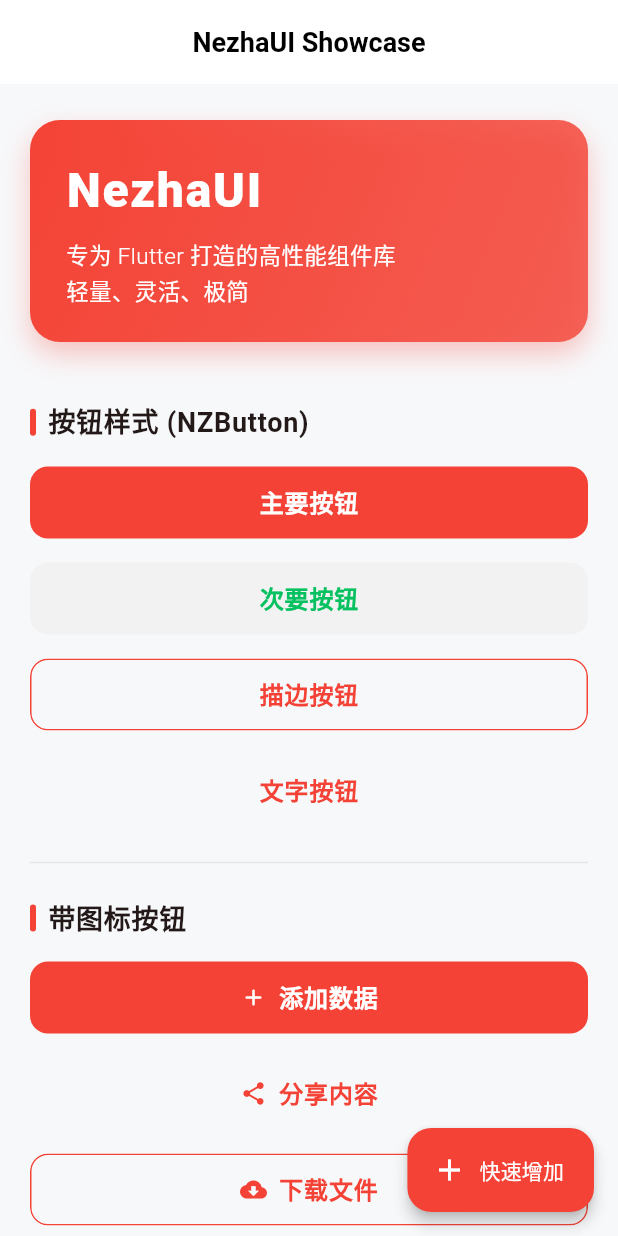
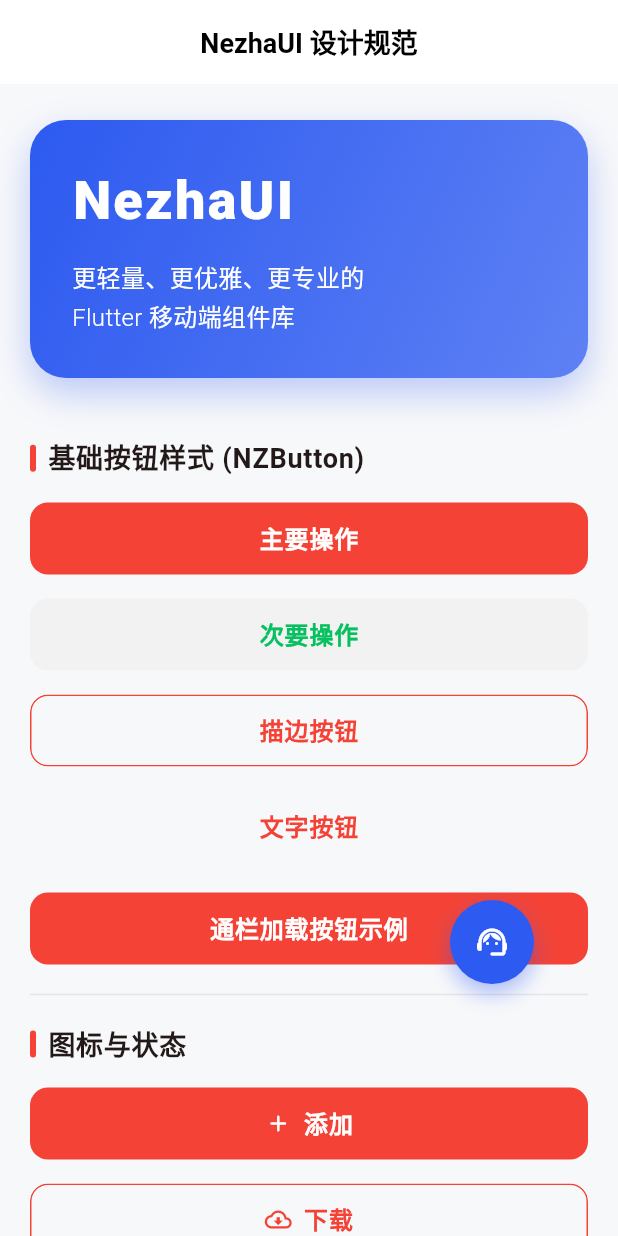
Before and after one commit to ctkqiang/nezha_ui, a Flutter app: the screen it shows after launch, on a phone screen of 412 x 824 dp. Run offline on Flutter 3.47's test engine with Material 3 defaults, Android fonts, the phone set to English and light mode, and no system bars; network calls fail.

Commit message:
feat(example): 更新应用包名并优化示例界面
- 将应用包名从 com.example.example 更改为 xin.nezha.ui
- 重构示例主页，改进视觉设计和交互体验
- 为 NZImageButton 添加水波纹效果和颜色滤镜
- 引入 ScaffoldMessenger 和全局状态管理
- 添加悬浮拖拽按钮和加载状态示例

```diff
--- a/example/lib/main.dart
+++ b/example/lib/main.dart
@@ -27,14 +27,25 @@ class HomePage extends StatefulWidget {
 }
 
 class _HomePageState extends State<HomePage> {
+  final GlobalKey<ScaffoldMessengerState> _messengerKey =
+      GlobalKey<ScaffoldMessengerState>();
   int _counter = 0;
   double _downloadProgress = 0.0;
   bool _isDownloading = false;
+  bool _isSaving = false;
 
   void _incrementCounter() {
     setState(() {
       _counter++;
     });
+  }
+
+  void _simulateSave() async {
+    setState(() => _isSaving = true);
+    await Future.delayed(const Duration(seconds: 2));
+    if (!mounted) return;
+    setState(() => _isSaving = false);
+    _incrementCounter();
   }
 
   void _simulateDownload() async {
@@ -45,7 +56,7 @@ class _HomePageState extends State<HomePage> {
     });
 
     for (int i = 0; i <= 100; i++) {
-      await Future.delayed(const Duration(milliseconds: 50));
+      await Future.delayed(const Duration(milliseconds: 30));
       if (!mounted) return;
       setState(() {
         _downloadProgress = i / 100.0;
@@ -84,45 +95,50 @@ class _HomePageState extends State<HomePage> {
         ),
         const SizedBox(height: 16),
         content,
-        const NZDivider(height: 48),
+        const NZDivider(height: 40),
       ],
     );
   }
 
   @override
   Widget build(BuildContext context) {
-    return Scaffold(
+    return ScaffoldMessenger(
+      key: _messengerKey,
+      child: Stack(
+        children: [
+          Scaffold(
             backgroundColor: const Color(0xFFF7F8FA),
             appBar: AppBar(
-        title: const Text('NezhaUI Showcase'),
+              title: const Text('NezhaUI 设计规范'),
               backgroundColor: Colors.white,
               surfaceTintColor: Colors.white,
+              elevation: 0,
               centerTitle: true,
             ),
             body: SingleChildScrollView(
-        padding: const EdgeInsets.symmetric(horizontal: 20.0, vertical: 24.0),
+              padding: const EdgeInsets.symmetric(
+                horizontal: 20.0,
+                vertical: 24.0,
+              ),
               child: Column(
                 crossAxisAlignment: CrossAxisAlignment.start,
                 children: [
-            // Header Card
+                  // Header Banner
                   Container(
                     width: double.infinity,
-              padding: const EdgeInsets.all(24),
+                    padding: const EdgeInsets.all(28),
                     decoration: BoxDecoration(
-                gradient: LinearGradient(
-                  colors: [
-                    NZColor.nezhaPrimary,
-                    NZColor.nezhaPrimary.withOpacity(0.8),
-                  ],
+                      gradient: const LinearGradient(
+                        colors: [Color(0xFF2D5AF0), Color(0xFF5E81F4)],
                         begin: Alignment.topLeft,
                         end: Alignment.bottomRight,
                       ),
-                borderRadius: BorderRadius.circular(20),
+                      borderRadius: BorderRadius.circular(24),
                       boxShadow: [
                         BoxShadow(
-                    color: NZColor.nezhaPrimary.withOpacity(0.3),
-                    blurRadius: 15,
-                    offset: const Offset(0, 8),
+                          color: const Color(0xFF2D5AF0).withValues(alpha: 0.3),
+                          blurRadius: 20,
+                          offset: const Offset(0, 10),
                         ),
                       ],
                     ),
@@ -133,18 +149,18 @@ class _HomePageState extends State<HomePage> {
                           'NezhaUI',
                           style: TextStyle(
                             color: Colors.white,
-                      fontSize: 32,
+                            fontSize: 36,
                             fontWeight: FontWeight.w900,
-                      letterSpacing: 1.2,
+                            letterSpacing: 1.5,
                           ),
                         ),
-                  SizedBox(height: 8),
+                        SizedBox(height: 12),
                         Text(
-                    '专为 Flutter 打造的高性能组件库\n轻量、灵活、极简',
+                          '更轻量、更优雅、更专业的\nFlutter 移动端组件库',
                           style: TextStyle(
                             color: Colors.white,
-                      fontSize: 15,
-                      height: 1.5,
+                            fontSize: 16,
+                            height: 1.6,
                             fontWeight: FontWeight.w300,
                           ),
                         ),
@@ -155,29 +171,28 @@ class _HomePageState extends State<HomePage> {
 
                   // Button Styles Section
                   _buildSection(
-              '按钮样式 (NZButton)',
+                    '基础按钮样式 (NZButton)',
+                    Column(
+                      children: [
                         Wrap(
                           spacing: 12,
                           runSpacing: 16,
                           children: [
-                  NZButton(
+                            NZButton.primary(
+                              label: '主要操作',
                               onPressed: _incrementCounter,
-                    child: const Text('主要按钮'),
                             ),
-                  NZButton(
-                    onPressed: () {},
-                    style: NZButtonStyle.secondary,
-                    child: const Text('次要按钮'),
+                            NZButton.secondary(label: '次要操作', onPressed: () {}),
+                            NZButton.outline(label: '描边按钮', onPressed: () {}),
+                            NZButton.text(label: '文字按钮', onPressed: () {}),
+                          ],
                         ),
-                  NZButton(
-                    onPressed: () {},
-                    style: NZButtonStyle.outline,
-                    child: const Text('描边按钮'),
-                  ),
-                  NZButton(
-                    onPressed: () {},
-                    style: NZButtonStyle.text,
-                    child: const Text('文字按钮'),
+                        const SizedBox(height: 20),
+                        NZButton.primary(
+                          label: _isSaving ? '正在保存...' : '通栏加载按钮示例',
+                          block: true,
+                          isLoading: _isSaving,
+                          onPressed: _simulateSave,
                         ),
                       ],
                     ),
@@ -185,27 +200,25 @@ class _HomePageState extends State<HomePage> {
 
                   // Icon Buttons Section
                   _buildSection(
-              '带图标按钮',
+                    '图标与状态',
                     Wrap(
                       spacing: 12,
                       runSpacing: 16,
                       children: [
-                  NZButton(
+                        NZButton.primary(
+                          label: '添加',
+                          icon: const Icon(Icons.add_rounded),
                           onPressed: () {},
-                    icon: const Icon(Icons.add_rounded),
-                    child: const Text('添加数据'),
                         ),
-                  NZButton(
+                        NZButton.outline(
+                          label: '下载',
+                          icon: const Icon(Icons.cloud_download_outlined),
                           onPressed: () {},
-                    style: NZButtonStyle.text,
-                    icon: const Icon(Icons.share_rounded),
-                    child: const Text('分享内容'),
                         ),
-                  NZButton(
+                        NZButton.text(
+                          label: '分享',
+                          icon: const Icon(Icons.share_outlined),
                           onPressed: () {},
-                    style: NZButtonStyle.outline,
-                    icon: const Icon(Icons.cloud_download_rounded),
-                    child: const Text('下载文件'),
                         ),
                       ],
                     ),
@@ -214,70 +227,64 @@ class _HomePageState extends State<HomePage> {
                   // Progress Button Section
                   _buildSection(
                     '进度按钮 (NZProgressButton)',
-              Column(
-                children: [
                     NZProgressButton(
                       progress: _downloadProgress,
-                    width: double.infinity,
+                      block: true,
+                      label: _isDownloading
+                          ? '正在极速下载... ${(_downloadProgress * 100).toInt()}%'
+                          : '点击体验背景进度',
                       onPressed: _simulateDownload,
-                    child: Text(
-                      _isDownloading
-                          ? '正在处理... ${(_downloadProgress * 100).toInt()}%'
-                          : '开始异步任务',
                     ),
                   ),
-                  if (_isDownloading)
-                    Padding(
-                      padding: const EdgeInsets.only(top: 12),
-                      child: Text(
-                        '任务执行中，请稍候...',
-                        style: TextStyle(
-                          fontSize: 12,
-                          color: Colors.grey.shade600,
-                          fontStyle: FontStyle.italic,
+
+                  // Image Button Section
+                  _buildSection(
+                    '图片按钮 (NZImageButton)',
+                    NZImageButton(
+                      image: const NetworkImage(
+                        'https://images.unsplash.com/photo-1618005182384-a83a8bd57fbe?q=80&w=2564&auto=format&fit=crop',
+                      ),
+                      label: '探索新视界',
+                      block: true,
+                      onPressed: () {},
                     ),
                   ),
+
+                  // Interactive Counter
+                  _buildSection(
+                    '交互反馈',
+                    Container(
+                      padding: const EdgeInsets.all(24),
+                      decoration: BoxDecoration(
+                        color: Colors.white,
+                        borderRadius: BorderRadius.circular(20),
+                        border: Border.all(color: Colors.grey.shade100),
+                        boxShadow: [
+                          BoxShadow(
+                            color: Colors.black.withValues(alpha: 0.02),
+                            blurRadius: 10,
+                            offset: const Offset(0, 4),
                           ),
                         ],
                       ),
-            ),
-
-            // Counter Card
-            _buildSection(
-              '交互状态示例',
-              Container(
-                width: double.infinity,
-                padding: const EdgeInsets.all(20),
-                decoration: BoxDecoration(
-                  color: Colors.white,
-                  borderRadius: BorderRadius.circular(16),
-                  border: Border.all(color: Colors.grey.shade200),
-                ),
                       child: Row(
+                        mainAxisAlignment: MainAxisAlignment.center,
                         children: [
-                    Container(
-                      padding: const EdgeInsets.all(12),
-                      decoration: BoxDecoration(
-                        color: NZColor.nezhaPrimary.withOpacity(0.1),
-                        shape: BoxShape.circle,
-                      ),
-                      child: const Icon(
-                        Icons.touch_app_rounded,
-                        color: NZColor.nezhaPrimary,
+                          const Text(
+                            '活跃度',
+                            style: TextStyle(
+                              fontSize: 16,
+                              color: Colors.black54,
+                              fontWeight: FontWeight.w500,
                             ),
                           ),
-                    const SizedBox(width: 16),
-                    const Text(
-                      '累计点击次数',
-                      style: TextStyle(fontSize: 16, color: Colors.black87),
-                    ),
-                    const Spacer(),
+                          const SizedBox(width: 20),
                           Text(
                             '$_counter',
                             style: const TextStyle(
-                        fontSize: 24,
+                              fontSize: 32,
                               fontWeight: FontWeight.w900,
-                        color: NZColor.nezhaPrimary,
+                              color: Color(0xFF2D5AF0),
                             ),
                           ),
                         ],
@@ -285,23 +292,66 @@ class _HomePageState extends State<HomePage> {
                     ),
                   ),
 
-            const SizedBox(height: 20),
+                  const SizedBox(height: 30),
                   Center(
-              child: Text(
-                'NezhaUI Version 0.0.1',
-                style: TextStyle(color: Colors.grey.shade400, fontSize: 12),
+                    child: Column(
+                      children: [
+                        Text(
+                          'NezhaUI Design System',
+                          style: TextStyle(
+                            color: Colors.grey.shade400,
+                            fontSize: 12,
+                            letterSpacing: 1,
                           ),
                         ),
-            const SizedBox(height: 40),
+                        const SizedBox(height: 4),
+                        Text(
+                          'Version 1.0.0-stable',
+                          style: TextStyle(
+                            color: Colors.grey.shade300,
+                            fontSize: 10,
+                          ),
+                        ),
                       ],
                     ),
                   ),
-      floatingActionButton: FloatingActionButton.extended(
-        onPressed: _incrementCounter,
-        backgroundColor: NZColor.nezhaPrimary,
-        elevation: 4,
-        icon: const Icon(Icons.add, color: Colors.white),
-        label: const Text('快速增加', style: TextStyle(color: Colors.white)),
+                  const SizedBox(height: 60),
+                ],
+              ),
+            ),
+          ),
+          // Draggable Float Button
+          NZDraggableButton(
+            initialPosition: const Offset(300, 600),
+            onTap: () {
+              _messengerKey.currentState?.showSnackBar(
+                const SnackBar(
+                  content: Text('你点击了悬浮助手！姐姐一直在你身边哦~'),
+                  behavior: SnackBarBehavior.floating,
+                ),
+              );
+            },
+            child: Container(
+              width: 56,
+              height: 56,
+              decoration: BoxDecoration(
+                color: const Color(0xFF2D5AF0),
+                shape: BoxShape.circle,
+                boxShadow: [
+                  BoxShadow(
+                    color: const Color(0xFF2D5AF0).withValues(alpha: 0.4),
+                    blurRadius: 12,
+                    offset: const Offset(0, 6),
+                  ),
+                ],
+              ),
+              child: const Icon(
+                Icons.support_agent_rounded,
+                color: Colors.white,
+              ),
+            ),
+          ),
+        ],
       ),
     );
   }
--- a/lib/components/button.dart
+++ b/lib/components/button.dart
@@ -397,16 +397,21 @@ class NZImageButton extends StatelessWidget {
       child: Material(
         borderRadius: BorderRadius.circular(borderRadius),
         clipBehavior: Clip.antiAlias,
+        color: Colors.transparent,
         child: InkWell(
           onTap: onPressed,
+          splashColor: Colors.white.withValues(alpha: 0.2),
+          highlightColor: Colors.white.withValues(alpha: 0.1),
           child: Stack(
             children: [
               Positioned.fill(
-                child: Image(
+                child: Ink.image(
                   image: image,
                   fit: BoxFit.cover,
-                  color: Colors.black.withValues(alpha: 1 - opacity),
-                  colorBlendMode: BlendMode.darken,
+                  colorFilter: ColorFilter.mode(
+                    Colors.black.withValues(alpha: 1 - opacity),
+                    BlendMode.darken,
+                  ),
                 ),
               ),
               Center(
```
Also changed, not shown: 3 other files. Lines whose indentation alone changed are shown as unchanged.
